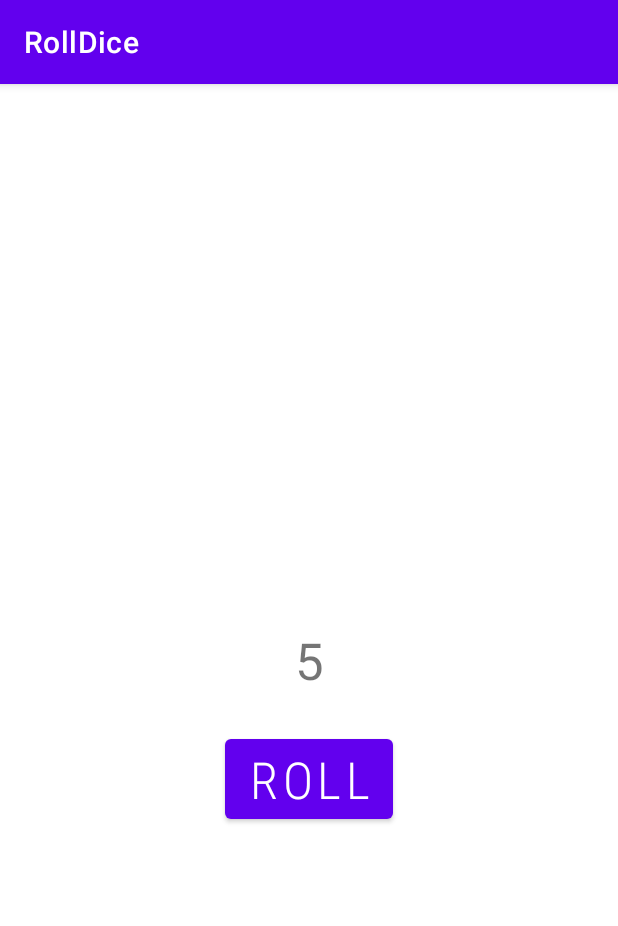
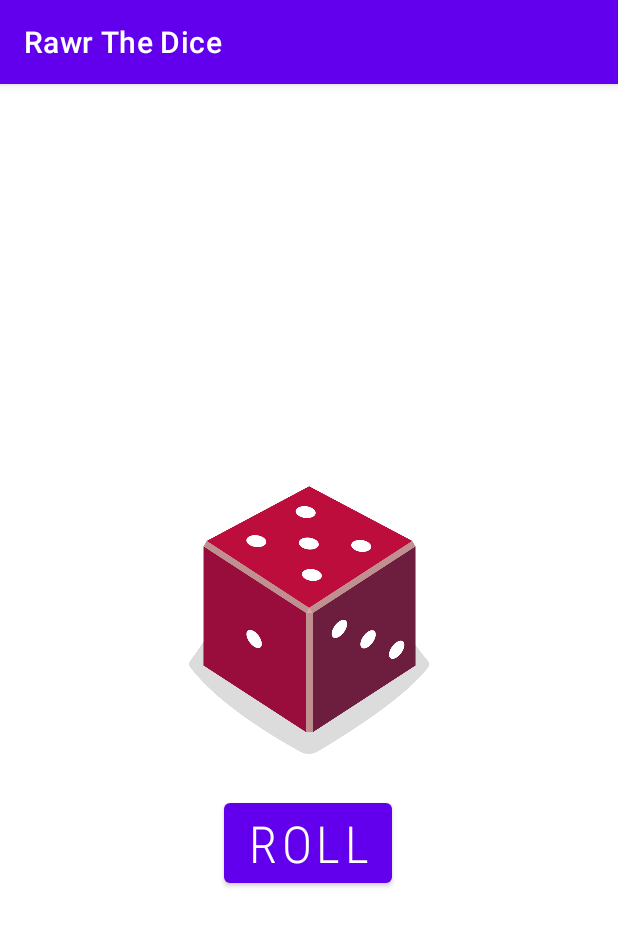
Before and after one commit to reol224/Rawr-The-Dice, an Android app: the screen it shows after launch (MainActivity), after a tap on "ROLL", on a phone screen of 412 x 824 dp. Shown: the top 926 px of the screen. Run offline under Robolectric (Android 15) with nearby library versions, the phone set to English and light mode, and no system bars.

Commit message:
now it has pics of the dice!

```diff
--- a/app/src/main/java/com/jul/rolldice/MainActivity.kt
+++ b/app/src/main/java/com/jul/rolldice/MainActivity.kt
@@ -2,31 +2,47 @@ package com.jul.rolldice
 
 import android.os.Bundle
 import android.widget.Button
-import android.widget.TextView
+import android.widget.ImageView
 import android.widget.Toast
 import androidx.appcompat.app.AppCompatActivity
 
 class MainActivity : AppCompatActivity() {
+    val dice = Dice(6)
     override fun onCreate(savedInstanceState: Bundle?) {
         super.onCreate(savedInstanceState)
         setContentView(R.layout.activity_main)
+        val defaultImage: ImageView = findViewById(R.id.imageView)
+        val drawableResource = R.drawable.dice_1
+        defaultImage.setImageResource(drawableResource)
 
         val rollButton: Button = findViewById(R.id.button)
         rollButton.setOnClickListener {
-            val dice = Dice(6)
-            val luckyNumber = (1..6).random().toString()
-            val resultTextView: TextView = findViewById(R.id.textView)
-            resultTextView.text = dice.roll().toString()
-
-            Toast.makeText(this, "You have rolled a ${resultTextView.text}", Toast.LENGTH_SHORT)
-                .show()
-            if (resultTextView.text == luckyNumber) {
-                Toast.makeText(this, "And it's the lucky number!", Toast.LENGTH_SHORT).show()
-            } else {
-                Toast.makeText(this, "But it's not the lucky number!", Toast.LENGTH_SHORT).show()
-            }
-
+            aVeryChonkyRoll()
         }
 
     }
+
+    fun aVeryChonkyRoll() {
+        val diceRoll = dice.roll()
+        val luckyNumber = (1..6).random()
+        val diceImage: ImageView = findViewById(R.id.imageView)
+        val drawableResource = when (diceRoll) {
+            1 -> R.drawable.dice_1
+            2 -> R.drawable.dice_2
+            3 -> R.drawable.dice_3
+            4 -> R.drawable.dice_4
+            5 -> R.drawable.dice_5
+            else -> R.drawable.dice_6
+        }
+
+        diceImage.setImageResource(drawableResource)
+
+        Toast.makeText(this, "You have rolled a $diceRoll", Toast.LENGTH_SHORT)
+            .show()
+        if (luckyNumber == diceRoll) {
+            Toast.makeText(this, "And it's the lucky number as well!", Toast.LENGTH_SHORT).show()
+        } else {
+            Toast.makeText(this, "But it's not the lucky number!", Toast.LENGTH_SHORT).show()
+        }
+    }
 }
--- a/app/src/main/res/layout/activity_main.xml
+++ b/app/src/main/res/layout/activity_main.xml
@@ -6,30 +6,33 @@
     android:layout_height="match_parent"
     tools:context=".MainActivity">
 
-    <TextView
-        android:id="@+id/textView"
-        android:layout_width="wrap_content"
-        android:layout_height="wrap_content"
-        android:textSize="34sp"
-        app:layout_constraintBottom_toBottomOf="parent"
-        app:layout_constraintLeft_toLeftOf="parent"
-        app:layout_constraintRight_toRightOf="parent"
-        app:layout_constraintTop_toTopOf="parent"
-        tools:text="1" />
-
     <Button
         android:id="@+id/button"
         android:layout_width="wrap_content"
         android:layout_height="wrap_content"
         android:layout_marginStart="158dp"
-        android:layout_marginTop="24dp"
+        android:layout_marginTop="16dp"
         android:layout_marginEnd="159dp"
         android:fontFamily="sans-serif-condensed-light"
         android:text="@string/roll"
         android:textSize="34sp"
         app:layout_constraintEnd_toEndOf="parent"
-        app:layout_constraintHorizontal_bias="0.483"
         app:layout_constraintStart_toStartOf="parent"
-        app:layout_constraintTop_toBottomOf="@+id/textView" />
+        app:layout_constraintTop_toBottomOf="@+id/imageView" />
+
+    <ImageView
+        android:id="@+id/imageView"
+        android:layout_width="160dp"
+        android:layout_height="200dp"
+        android:layout_marginStart="142dp"
+        android:layout_marginTop="257dp"
+        android:layout_marginEnd="141dp"
+        app:layout_constraintBottom_toTopOf="@+id/button"
+        app:layout_constraintEnd_toEndOf="parent"
+        app:layout_constraintHorizontal_bias="0.531"
+        app:layout_constraintStart_toStartOf="parent"
+        app:layout_constraintTop_toTopOf="parent"
+        tools:srcCompat="@drawable/dice_1"
+        android:contentDescription="@string/i_am_a_chonky_dice" />
 
 </androidx.constraintlayout.widget.ConstraintLayout>
--- a/app/src/main/res/values/strings.xml
+++ b/app/src/main/res/values/strings.xml
@@ -1,4 +1,5 @@
 <resources>
-    <string name="app_name">RollDice</string>
+    <string name="app_name">Rawr The Dice</string>
     <string name="roll">Roll</string>
+    <string name="i_am_a_chonky_dice">I am a chonky dice</string>
 </resources>
```
Also changed, not shown: app/src/main/res/drawable/dice_1.png (added), app/src/main/res/drawable/dice_2.png (added), app/src/main/res/drawable/dice_3.png (added), app/src/main/res/drawable/dice_4.png (added), app/src/main/res/drawable/dice_5.png (added), app/src/main/res/drawable/dice_6.png (added).
